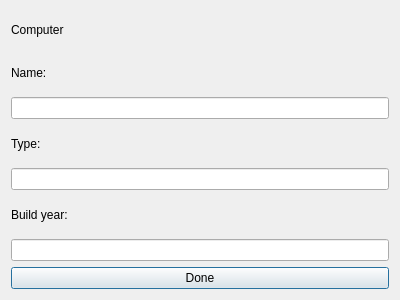
The window that computersdialog.ui (maggawaage/skil3) describes before a commit, drawn with Qt 5.
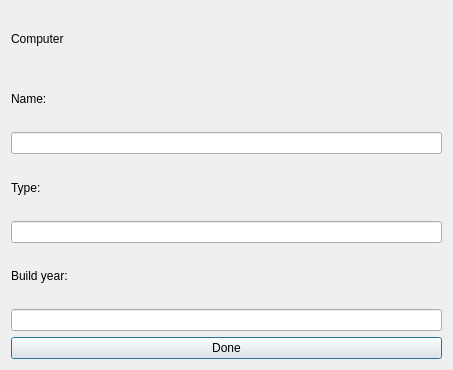
The same window after the commit.

```diff
--- a/computersdialog.ui
+++ b/computersdialog.ui
@@ -6,8 +6,8 @@
    <rect>
     <x>0</x>
     <y>0</y>
-    <width>400</width>
-    <height>300</height>
+    <width>453</width>
+    <height>370</height>
    </rect>
   </property>
   <property name="windowTitle">
```
